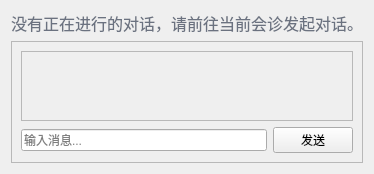
This is Client/forms/message.ui in lgy987/IntelliMed as Qt 5 draws it before an edit. The edited form follows.
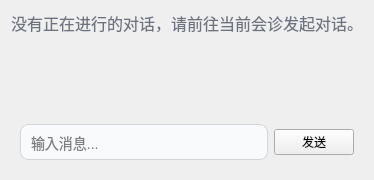
This is the edited form.

What changed in the file:
```diff
--- a/Client/forms/message.ui
+++ b/Client/forms/message.ui
@@ -25,16 +25,19 @@
      <item>
        <widget class="QFrame" name="cardWidget">
          <property name="frameShape">
-           <enum>QFrame::StyledPanel</enum>
+             <enum>QFrame::NoFrame</enum>  <!-- remove border -->
          </property>
          <property name="frameShadow">
-           <enum>QFrame::Raised</enum>
+             <enum>QFrame::Plain</enum>
          </property>
          <layout class="QVBoxLayout" name="cardLayout">
 
            <!-- Scrollable message history -->
            <item>
              <widget class="QScrollArea" name="scrollArea">
+                     <property name="frameShape">
+                         <enum>QFrame::NoFrame</enum> <!-- remove scroll area border -->
+                     </property>
                <property name="widgetResizable">
                  <bool>true</bool>
                </property>
@@ -66,6 +69,21 @@
                    <property name="placeholderText">
                      <string>输入消息...</string>
                    </property>
+                             <property name="styleSheet">
+                                 <string notr="true">
+                                     QLineEdit {
+                                         border: 1px solid #d1d5db;
+                                         border-radius: 8px;
+                                         padding: 8px;
+                                         font-size: 14px;
+                                         background: #f9fafb;
+                                     }
+                                     QLineEdit:focus {
+                                         border: 1px solid #3b82f6;
+                                         background: #ffffff;
+                                     }
+                                 </string>
+                             </property>
                  </widget>
                </item>
                <item>
```
Left out of the diff: 3 changed lines with no effect on the pictures. Lines whose indentation alone changed are shown as unchanged.
